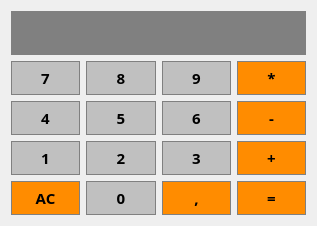
The window that ui/user_input_ihm.ui (cpp-2021/ultimate-calculator) describes before a commit, drawn with Qt 5.
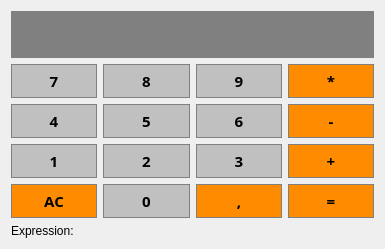
The same window after the commit.

Commit message: Ajout expression afficheur

Diff of the .ui file:
```diff
--- a/ui/user_input_ihm.ui
+++ b/ui/user_input_ihm.ui
@@ -2,8 +2,50 @@
 <ui version="4.0">
  <class>UserInputWindow</class>
  <widget class="QWidget" name="UserInputWindow">
+  <property name="geometry">
+   <rect>
+    <x>0</x>
+    <y>0</y>
+    <width>385</width>
+    <height>249</height>
+   </rect>
+  </property>
    <layout class="QGridLayout" name="gridLayout">
-    <item row="1" column="1">
+   <item row="5" column="0">
+    <widget class="QPushButton" name="ButtonAC">
+     <property name="sizePolicy">
+      <sizepolicy hsizetype="Preferred" vsizetype="Preferred">
+       <horstretch>0</horstretch>
+       <verstretch>0</verstretch>
+      </sizepolicy>
+     </property>
+     <property name="font">
+      <font>
+       <family>Open Sans</family>
+       <pointsize>11</pointsize>
+       <weight>75</weight>
+       <bold>true</bold>
+      </font>
+     </property>
+     <property name="styleSheet">
+      <string notr="true">QPushButton {
+	background-color: #FF8C00;
+	border: 1px solid gray;
+	padding: 5px;
+}
+
+QPushButton:pressed {
+	background-color: #A9A9A9;
+	border: 1px solid gray;
+	padding: 5px;
+}</string>
+     </property>
+     <property name="text">
+      <string>AC</string>
+     </property>
+    </widget>
+   </item>
+   <item row="2" column="1">
      <widget class="QPushButton" name="Button8">
       <property name="sizePolicy">
        <sizepolicy hsizetype="Preferred" vsizetype="Preferred">
@@ -37,211 +79,7 @@
       </property>
      </widget>
     </item>
-    <item row="4" column="2">
-     <widget class="QPushButton" name="ButtonVirgule">
-      <property name="sizePolicy">
-       <sizepolicy hsizetype="Preferred" vsizetype="Preferred">
-        <horstretch>0</horstretch>
-        <verstretch>0</verstretch>
-       </sizepolicy>
-      </property>
-      <property name="font">
-       <font>
-        <family>Open Sans</family>
-        <pointsize>11</pointsize>
-        <weight>75</weight>
-        <bold>true</bold>
-       </font>
-      </property>
-      <property name="styleSheet">
-       <string notr="true">QPushButton {
-	background-color: #FF8C00;
-	border: 1px solid gray;
-	padding: 5px;
-}
-
-QPushButton:pressed {
-	background-color: #A9A9A9;
-	border: 1px solid gray;
-	padding: 5px;
-}</string>
-      </property>
-      <property name="text">
-       <string>,</string>
-      </property>
-     </widget>
-    </item>
-    <item row="2" column="1">
-     <widget class="QPushButton" name="Button5">
-      <property name="sizePolicy">
-       <sizepolicy hsizetype="Preferred" vsizetype="Preferred">
-        <horstretch>0</horstretch>
-        <verstretch>0</verstretch>
-       </sizepolicy>
-      </property>
-      <property name="font">
-       <font>
-        <family>Open Sans</family>
-        <pointsize>11</pointsize>
-        <weight>75</weight>
-        <bold>true</bold>
-       </font>
-      </property>
-      <property name="styleSheet">
-       <string notr="true">QPushButton {
-	background-color: #C0C0C0;
-	border: 1px solid gray;
-	padding: 5px;
-}
-
-QPushButton:pressed {
-	background-color: #A9A9A9;
-	border: 1px solid gray;
-	padding: 5px;
-}</string>
-      </property>
-      <property name="text">
-       <string>5</string>
-      </property>
-     </widget>
-    </item>
-    <item row="3" column="3">
-     <widget class="QPushButton" name="ButtonAdd">
-      <property name="sizePolicy">
-       <sizepolicy hsizetype="Preferred" vsizetype="Preferred">
-        <horstretch>0</horstretch>
-        <verstretch>0</verstretch>
-       </sizepolicy>
-      </property>
-      <property name="font">
-       <font>
-        <family>Open Sans</family>
-        <pointsize>11</pointsize>
-        <weight>75</weight>
-        <bold>true</bold>
-       </font>
-      </property>
-      <property name="styleSheet">
-       <string notr="true">QPushButton {
-	background-color: #FF8C00;
-	border: 1px solid gray;
-	padding: 5px;
-}
-
-QPushButton:pressed {
-	background-color: #A9A9A9;
-	border: 1px solid gray;
-	padding: 5px;
-}</string>
-      </property>
-      <property name="text">
-       <string>+</string>
-      </property>
-     </widget>
-    </item>
-    <item row="1" column="3">
-     <widget class="QPushButton" name="ButtonMult">
-      <property name="sizePolicy">
-       <sizepolicy hsizetype="Preferred" vsizetype="Preferred">
-        <horstretch>0</horstretch>
-        <verstretch>0</verstretch>
-       </sizepolicy>
-      </property>
-      <property name="font">
-       <font>
-        <family>Open Sans</family>
-        <pointsize>11</pointsize>
-        <weight>75</weight>
-        <bold>true</bold>
-       </font>
-      </property>
-      <property name="styleSheet">
-       <string notr="true">QPushButton {
-	background-color: #FF8C00;
-	border: 1px solid gray;
-	padding: 5px;
-}
-
-QPushButton:pressed {
-	background-color: #A9A9A9;
-	border: 1px solid gray;
-	padding: 5px;
-}</string>
-      </property>
-      <property name="text">
-       <string>*</string>
-      </property>
-     </widget>
-    </item>
     <item row="2" column="2">
-     <widget class="QPushButton" name="Button6">
-      <property name="sizePolicy">
-       <sizepolicy hsizetype="Preferred" vsizetype="Preferred">
-        <horstretch>0</horstretch>
-        <verstretch>0</verstretch>
-       </sizepolicy>
-      </property>
-      <property name="font">
-       <font>
-        <family>Open Sans</family>
-        <pointsize>11</pointsize>
-        <weight>75</weight>
-        <bold>true</bold>
-       </font>
-      </property>
-      <property name="styleSheet">
-       <string notr="true">QPushButton {
-	background-color: #C0C0C0;
-	border: 1px solid gray;
-	padding: 5px;
-}
-
-QPushButton:pressed {
-	background-color: #A9A9A9;
-	border: 1px solid gray;
-	padding: 5px;
-}</string>
-      </property>
-      <property name="text">
-       <string>6</string>
-      </property>
-     </widget>
-    </item>
-    <item row="1" column="0">
-     <widget class="QPushButton" name="Button7">
-      <property name="sizePolicy">
-       <sizepolicy hsizetype="Preferred" vsizetype="Preferred">
-        <horstretch>0</horstretch>
-        <verstretch>0</verstretch>
-       </sizepolicy>
-      </property>
-      <property name="font">
-       <font>
-        <family>Open Sans</family>
-        <pointsize>11</pointsize>
-        <weight>75</weight>
-        <bold>true</bold>
-       </font>
-      </property>
-      <property name="styleSheet">
-       <string notr="true">QPushButton {
-	background-color: #C0C0C0;
-	border: 1px solid gray;
-	padding: 5px;
-}
-
-QPushButton:pressed {
-	background-color: #A9A9A9;
-	border: 1px solid gray;
-	padding: 5px;
-}</string>
-      </property>
-      <property name="text">
-       <string>7</string>
-      </property>
-     </widget>
-    </item>
-    <item row="1" column="2">
      <widget class="QPushButton" name="Button9">
       <property name="sizePolicy">
        <sizepolicy hsizetype="Preferred" vsizetype="Preferred">
@@ -275,75 +113,7 @@
       </property>
      </widget>
     </item>
-    <item row="2" column="3">
-     <widget class="QPushButton" name="ButtonMinus">
-      <property name="sizePolicy">
-       <sizepolicy hsizetype="Preferred" vsizetype="Preferred">
-        <horstretch>0</horstretch>
-        <verstretch>0</verstretch>
-       </sizepolicy>
-      </property>
-      <property name="font">
-       <font>
-        <family>Open Sans</family>
-        <pointsize>11</pointsize>
-        <weight>75</weight>
-        <bold>true</bold>
-       </font>
-      </property>
-      <property name="styleSheet">
-       <string notr="true">QPushButton {
-	background-color: #FF8C00;
-	border: 1px solid gray;
-	padding: 5px;
-}
-
-QPushButton:pressed {
-	background-color: #A9A9A9;
-	border: 1px solid gray;
-	padding: 5px;
-}</string>
-      </property>
-      <property name="text">
-       <string>-</string>
-      </property>
-     </widget>
-    </item>
-    <item row="2" column="0">
-     <widget class="QPushButton" name="Button4">
-      <property name="sizePolicy">
-       <sizepolicy hsizetype="Preferred" vsizetype="Preferred">
-        <horstretch>0</horstretch>
-        <verstretch>0</verstretch>
-       </sizepolicy>
-      </property>
-      <property name="font">
-       <font>
-        <family>Open Sans</family>
-        <pointsize>11</pointsize>
-        <weight>75</weight>
-        <bold>true</bold>
-       </font>
-      </property>
-      <property name="styleSheet">
-       <string notr="true">QPushButton {
-	background-color: #C0C0C0;
-	border: 1px solid gray;
-	padding: 5px;
-}
-
-QPushButton:pressed {
-	background-color: #A9A9A9;
-	border: 1px solid gray;
-	padding: 5px;
-}</string>
-      </property>
-      <property name="text">
-       <string>4</string>
-      </property>
-     </widget>
-    </item>
-    <item row="3" column="1">
+   <item row="4" column="1">
      <widget class="QPushButton" name="Button2">
       <property name="sizePolicy">
        <sizepolicy hsizetype="Preferred" vsizetype="Preferred">
@@ -377,41 +147,7 @@
       </property>
      </widget>
     </item>
-    <item row="3" column="0">
-     <widget class="QPushButton" name="Button1">
-      <property name="sizePolicy">
-       <sizepolicy hsizetype="Preferred" vsizetype="Preferred">
-        <horstretch>0</horstretch>
-        <verstretch>0</verstretch>
-       </sizepolicy>
-      </property>
-      <property name="font">
-       <font>
-        <family>Open Sans</family>
-        <pointsize>11</pointsize>
-        <weight>75</weight>
-        <bold>true</bold>
-       </font>
-      </property>
-      <property name="styleSheet">
-       <string notr="true">QPushButton {
-	background-color: #C0C0C0;
-	border: 1px solid gray;
-	padding: 5px;
-}
-
-QPushButton:pressed {
-	background-color: #A9A9A9;
-	border: 1px solid gray;
-	padding: 5px;
-}</string>
-      </property>
-      <property name="text">
-       <string>1</string>
-      </property>
-     </widget>
-    </item>
-    <item row="4" column="3">
+   <item row="5" column="3">
      <widget class="QPushButton" name="ButtonEquals">
       <property name="sizePolicy">
        <sizepolicy hsizetype="Preferred" vsizetype="Preferred">
@@ -445,8 +181,42 @@
       </property>
      </widget>
     </item>
-    <item row="3" column="2">
-     <widget class="QPushButton" name="Button3">
+   <item row="4" column="3">
+    <widget class="QPushButton" name="ButtonAdd">
+     <property name="sizePolicy">
+      <sizepolicy hsizetype="Preferred" vsizetype="Preferred">
+       <horstretch>0</horstretch>
+       <verstretch>0</verstretch>
+      </sizepolicy>
+     </property>
+     <property name="font">
+      <font>
+       <family>Open Sans</family>
+       <pointsize>11</pointsize>
+       <weight>75</weight>
+       <bold>true</bold>
+      </font>
+     </property>
+     <property name="styleSheet">
+      <string notr="true">QPushButton {
+	background-color: #FF8C00;
+	border: 1px solid gray;
+	padding: 5px;
+}
+
+QPushButton:pressed {
+	background-color: #A9A9A9;
+	border: 1px solid gray;
+	padding: 5px;
+}</string>
+     </property>
+     <property name="text">
+      <string>+</string>
+     </property>
+    </widget>
+   </item>
+   <item row="2" column="0">
+    <widget class="QPushButton" name="Button7">
       <property name="sizePolicy">
        <sizepolicy hsizetype="Preferred" vsizetype="Preferred">
         <horstretch>0</horstretch>
@@ -475,11 +245,45 @@
 }</string>
       </property>
       <property name="text">
-       <string>3</string>
+      <string>7</string>
       </property>
      </widget>
     </item>
-    <item row="4" column="1">
+   <item row="3" column="3">
+    <widget class="QPushButton" name="ButtonMinus">
+     <property name="sizePolicy">
+      <sizepolicy hsizetype="Preferred" vsizetype="Preferred">
+       <horstretch>0</horstretch>
+       <verstretch>0</verstretch>
+      </sizepolicy>
+     </property>
+     <property name="font">
+      <font>
+       <family>Open Sans</family>
+       <pointsize>11</pointsize>
+       <weight>75</weight>
+       <bold>true</bold>
+      </font>
+     </property>
+     <property name="styleSheet">
+      <string notr="true">QPushButton {
+	background-color: #FF8C00;
+	border: 1px solid gray;
+	padding: 5px;
+}
+
+QPushButton:pressed {
+	background-color: #A9A9A9;
+	border: 1px solid gray;
+	padding: 5px;
+}</string>
+     </property>
+     <property name="text">
+      <string>-</string>
+     </property>
+    </widget>
+   </item>
+   <item row="5" column="1">
      <widget class="QPushButton" name="Button0">
       <property name="sizePolicy">
        <sizepolicy hsizetype="Preferred" vsizetype="Preferred">
@@ -513,8 +317,42 @@
       </property>
      </widget>
     </item>
+   <item row="4" column="2">
+    <widget class="QPushButton" name="Button3">
+     <property name="sizePolicy">
+      <sizepolicy hsizetype="Preferred" vsizetype="Preferred">
+       <horstretch>0</horstretch>
+       <verstretch>0</verstretch>
+      </sizepolicy>
+     </property>
+     <property name="font">
+      <font>
+       <family>Open Sans</family>
+       <pointsize>11</pointsize>
+       <weight>75</weight>
+       <bold>true</bold>
+      </font>
+     </property>
+     <property name="styleSheet">
+      <string notr="true">QPushButton {
+	background-color: #C0C0C0;
+	border: 1px solid gray;
+	padding: 5px;
+}
+
+QPushButton:pressed {
+	background-color: #A9A9A9;
+	border: 1px solid gray;
+	padding: 5px;
+}</string>
+     </property>
+     <property name="text">
+      <string>3</string>
+     </property>
+    </widget>
+   </item>
     <item row="4" column="0">
-     <widget class="QPushButton" name="ButtonAC">
+    <widget class="QPushButton" name="Button1">
       <property name="sizePolicy">
        <sizepolicy hsizetype="Preferred" vsizetype="Preferred">
         <horstretch>0</horstretch>
@@ -531,6 +369,40 @@
       </property>
       <property name="styleSheet">
        <string notr="true">QPushButton {
+	background-color: #C0C0C0;
+	border: 1px solid gray;
+	padding: 5px;
+}
+
+QPushButton:pressed {
+	background-color: #A9A9A9;
+	border: 1px solid gray;
+	padding: 5px;
+}</string>
+     </property>
+     <property name="text">
+      <string>1</string>
+     </property>
+    </widget>
+   </item>
+   <item row="2" column="3">
+    <widget class="QPushButton" name="ButtonMult">
+     <property name="sizePolicy">
+      <sizepolicy hsizetype="Preferred" vsizetype="Preferred">
+       <horstretch>0</horstretch>
+       <verstretch>0</verstretch>
+      </sizepolicy>
+     </property>
+     <property name="font">
+      <font>
+       <family>Open Sans</family>
+       <pointsize>11</pointsize>
+       <weight>75</weight>
+       <bold>true</bold>
+      </font>
+     </property>
+     <property name="styleSheet">
+      <string notr="true">QPushButton {
 	background-color: #FF8C00;
 	border: 1px solid gray;
 	padding: 5px;
@@ -543,7 +415,109 @@
 }</string>
       </property>
       <property name="text">
-       <string>AC</string>
+      <string>*</string>
+     </property>
+    </widget>
+   </item>
+   <item row="3" column="1">
+    <widget class="QPushButton" name="Button5">
+     <property name="sizePolicy">
+      <sizepolicy hsizetype="Preferred" vsizetype="Preferred">
+       <horstretch>0</horstretch>
+       <verstretch>0</verstretch>
+      </sizepolicy>
+     </property>
+     <property name="font">
+      <font>
+       <family>Open Sans</family>
+       <pointsize>11</pointsize>
+       <weight>75</weight>
+       <bold>true</bold>
+      </font>
+     </property>
+     <property name="styleSheet">
+      <string notr="true">QPushButton {
+	background-color: #C0C0C0;
+	border: 1px solid gray;
+	padding: 5px;
+}
+
+QPushButton:pressed {
+	background-color: #A9A9A9;
+	border: 1px solid gray;
+	padding: 5px;
+}</string>
+     </property>
+     <property name="text">
+      <string>5</string>
+     </property>
+    </widget>
+   </item>
+   <item row="5" column="2">
+    <widget class="QPushButton" name="ButtonVirgule">
+     <property name="sizePolicy">
+      <sizepolicy hsizetype="Preferred" vsizetype="Preferred">
+       <horstretch>0</horstretch>
+       <verstretch>0</verstretch>
+      </sizepolicy>
+     </property>
+     <property name="font">
+      <font>
+       <family>Open Sans</family>
+       <pointsize>11</pointsize>
+       <weight>75</weight>
+       <bold>true</bold>
+      </font>
+     </property>
+     <property name="styleSheet">
+      <string notr="true">QPushButton {
+	background-color: #FF8C00;
+	border: 1px solid gray;
+	padding: 5px;
+}
+
+QPushButton:pressed {
+	background-color: #A9A9A9;
+	border: 1px solid gray;
+	padding: 5px;
+}</string>
+     </property>
+     <property name="text">
+      <string>,</string>
+     </property>
+    </widget>
+   </item>
+   <item row="3" column="2">
+    <widget class="QPushButton" name="Button6">
+     <property name="sizePolicy">
+      <sizepolicy hsizetype="Preferred" vsizetype="Preferred">
+       <horstretch>0</horstretch>
+       <verstretch>0</verstretch>
+      </sizepolicy>
+     </property>
+     <property name="font">
+      <font>
+       <family>Open Sans</family>
+       <pointsize>11</pointsize>
+       <weight>75</weight>
+       <bold>true</bold>
+      </font>
+     </property>
+     <property name="styleSheet">
+      <string notr="true">QPushButton {
+	background-color: #C0C0C0;
+	border: 1px solid gray;
+	padding: 5px;
+}
+
+QPushButton:pressed {
+	background-color: #A9A9A9;
+	border: 1px solid gray;
+	padding: 5px;
+}</string>
+     </property>
+     <property name="text">
+      <string>6</string>
       </property>
      </widget>
     </item>
@@ -581,6 +555,54 @@
       </property>
      </widget>
     </item>
+   <item row="3" column="0">
+    <widget class="QPushButton" name="Button4">
+     <property name="sizePolicy">
+      <sizepolicy hsizetype="Preferred" vsizetype="Preferred">
+       <horstretch>0</horstretch>
+       <verstretch>0</verstretch>
+      </sizepolicy>
+     </property>
+     <property name="font">
+      <font>
+       <family>Open Sans</family>
+       <pointsize>11</pointsize>
+       <weight>75</weight>
+       <bold>true</bold>
+      </font>
+     </property>
+     <property name="styleSheet">
+      <string notr="true">QPushButton {
+	background-color: #C0C0C0;
+	border: 1px solid gray;
+	padding: 5px;
+}
+
+QPushButton:pressed {
+	background-color: #A9A9A9;
+	border: 1px solid gray;
+	padding: 5px;
+}</string>
+     </property>
+     <property name="text">
+      <string>4</string>
+     </property>
+    </widget>
+   </item>
+   <item row="6" column="0">
+    <widget class="QLabel" name="label">
+     <property name="text">
+      <string>Expression:</string>
+     </property>
+    </widget>
+   </item>
+   <item row="6" column="1" colspan="3">
+    <widget class="QLabel" name="Expression">
+     <property name="text">
+      <string/>
+     </property>
+    </widget>
+   </item>
    </layout>
   </widget>
  <resources/>
```
Lines whose indentation alone changed are shown as unchanged. The commit also changes 1 other file.
